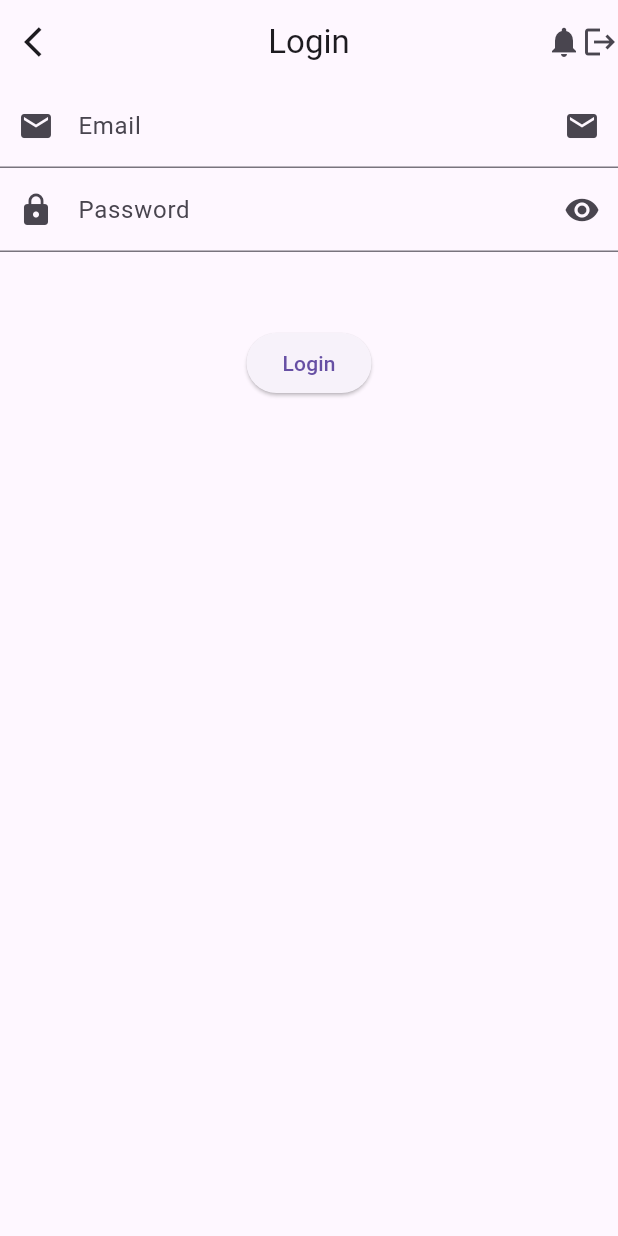
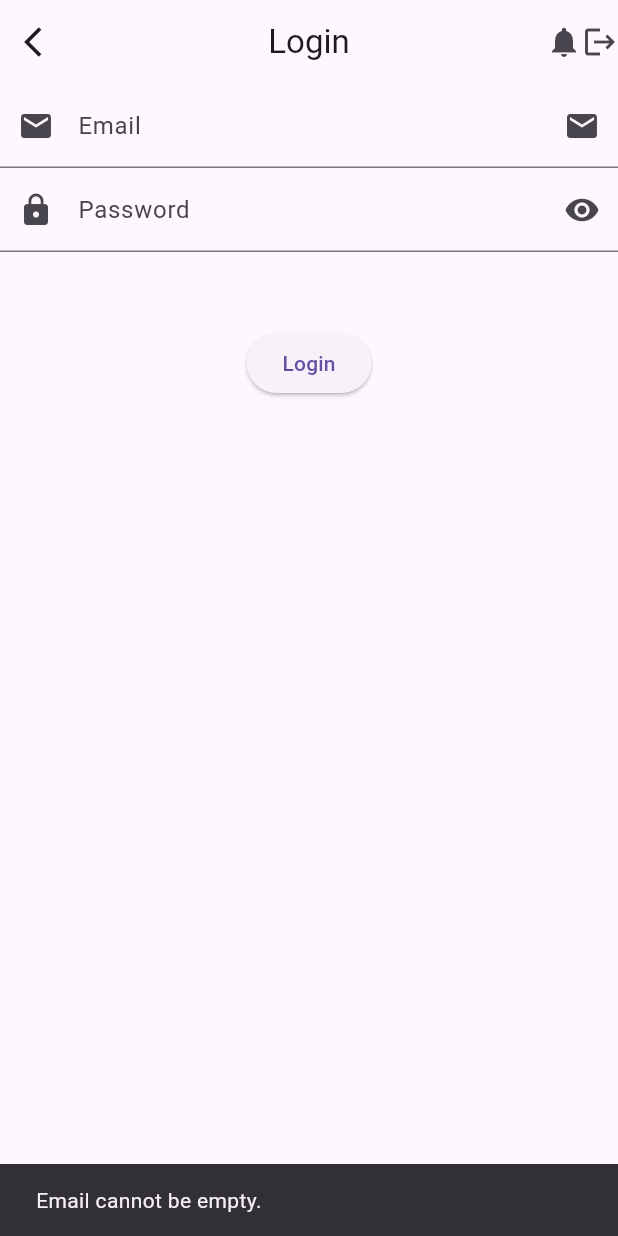
Before and after one commit to MuhammadAliKust/AliHaiderProject, a Flutter app: the screen it shows after launch, after a tap on "Login", on a phone screen of 412 x 824 dp. Run offline on Flutter 3.47's test engine with Material 3 defaults, Android fonts, the light colour scheme and no system bars; our stand-ins replace string_validator.

Commit message:
Validation Done

```diff
--- a/lib/login.dart
+++ b/lib/login.dart
@@ -1,7 +1,11 @@
 import 'package:flutter/material.dart';
+import 'package:string_validator/string_validator.dart';
 
 class LoginView extends StatelessWidget {
-  const LoginView({super.key});
+  LoginView({super.key});
+
+  TextEditingController emailController = TextEditingController();
+  TextEditingController pwdController = TextEditingController();
 
   @override
   Widget build(BuildContext context) {
@@ -18,6 +22,7 @@
       body: Column(
         children: [
           TextField(
+            controller: emailController,
             decoration: InputDecoration(
                 label: Text("Email"),
                 hintText: 'test@gmail.com',
@@ -27,6 +32,7 @@
             maxLines: 1,
           ),
           TextField(
+            controller: pwdController,
             decoration: InputDecoration(
                 label: Text("Password"),
                 hintText: 'Password must be 6 or more characters.',
@@ -38,7 +44,30 @@
           SizedBox(
             height: 50,
           ),
-          ElevatedButton(onPressed: () {}, child: Text("Login"))
+          ElevatedButton(
+              onPressed: () {
+                if (emailController.text.isEmpty) {
+                  ScaffoldMessenger.of(context).showSnackBar(
+                      SnackBar(content: Text("Email cannot be empty.")));
+                  return;
+                }
+                if (!emailController.text.isEmail) {
+                  ScaffoldMessenger.of(context).showSnackBar(
+                      SnackBar(content: Text("Kindly enter valid email")));
+                  return;
+                }
+                if (pwdController.text.isEmpty) {
+                  ScaffoldMessenger.of(context).showSnackBar(
+                      SnackBar(content: Text("Password cannot be empty.")));
+                  return;
+                }
+                if (pwdController.text.length < 6) {
+                  ScaffoldMessenger.of(context).showSnackBar(SnackBar(
+                      content: Text("Password must be 6 or more characters.")));
+                  return;
+                }
+              },
+              child: Text("Login"))
         ],
       ),
     );
--- a/pubspec.yaml
+++ b/pubspec.yaml
@@ -35,6 +35,7 @@
   # The following adds the Cupertino Icons font to your application.
   # Use with the CupertinoIcons class for iOS style icons.
   cupertino_icons: ^1.0.8
+  string_validator: ^1.1.0
 
 dev_dependencies:
   flutter_test:
```
Also changed, not shown: pubspec.lock.
